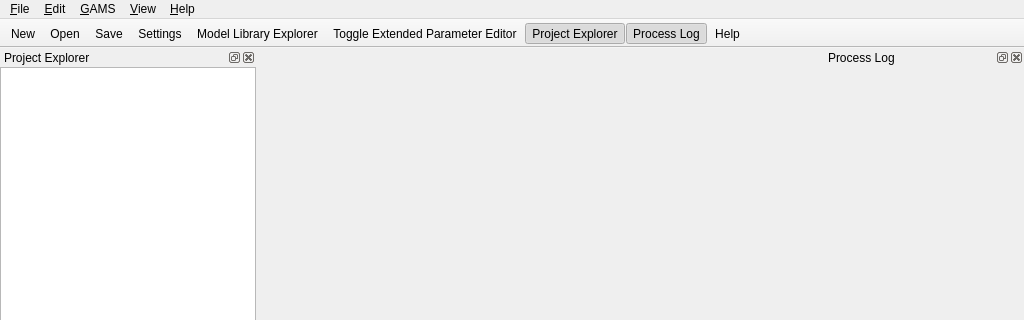
GAMS-dev/studio, file src/mainwindow.ui: the form before one commit; both pictures show x 0 to 1024 and y 0 to 320 of the 1024 by 768 pixel window.
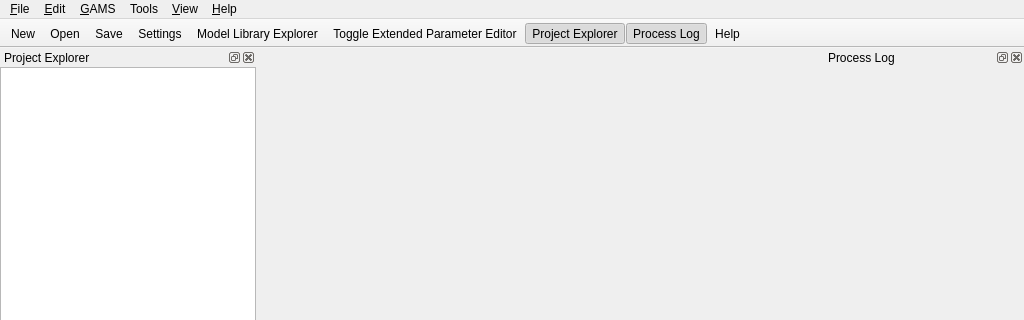
The form after the commit. Icons and pictures are not drawn. Custom widgets are drawn as their Qt base class.

Commit message: open terminal window

Diff of the .ui file:
```diff
--- a/src/mainwindow.ui
+++ b/src/mainwindow.ui
@@ -101,7 +101,7 @@
      <x>0</x>
      <y>0</y>
      <width>1024</width>
-     <height>30</height>
+     <height>23</height>
     </rect>
    </property>
    <widget class="QMenu" name="menuFile">
@@ -242,9 +242,16 @@
     <addaction name="actionGAMS_Library"/>
     <addaction name="actionDeleteScratchDirs"/>
    </widget>
+   <widget class="QMenu" name="menuTools">
+    <property name="title">
+     <string>Tools</string>
+    </property>
+    <addaction name="actionTerminal"/>
+   </widget>
    <addaction name="menuFile"/>
    <addaction name="menuEdit"/>
    <addaction name="menu_GAMs"/>
+   <addaction name="menuTools"/>
    <addaction name="menuView"/>
    <addaction name="menuHelp"/>
   </widget>
```
Left out of the diff: 8 changed lines with no effect on the pictures. The commit also changes 4 other files.
